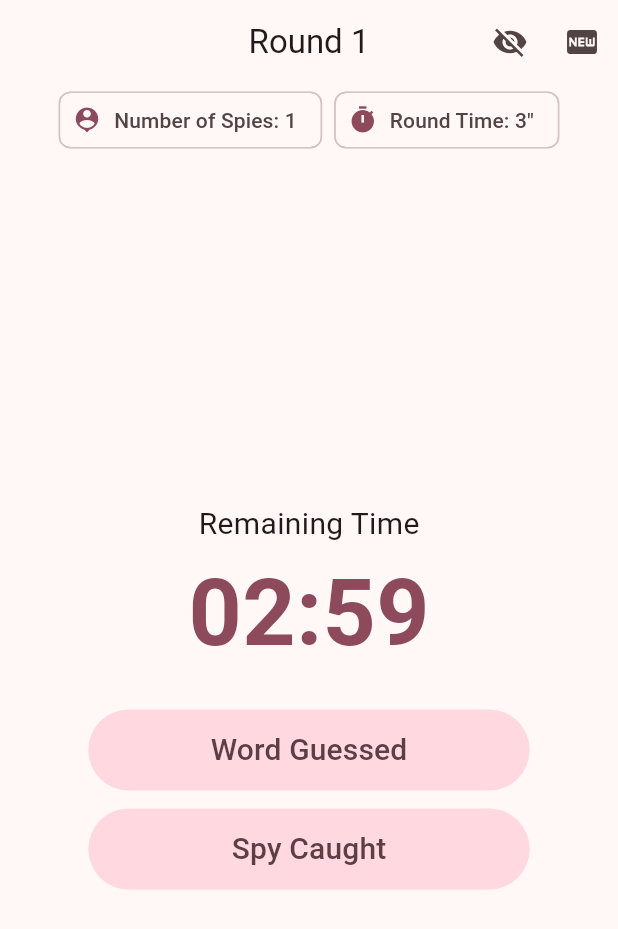
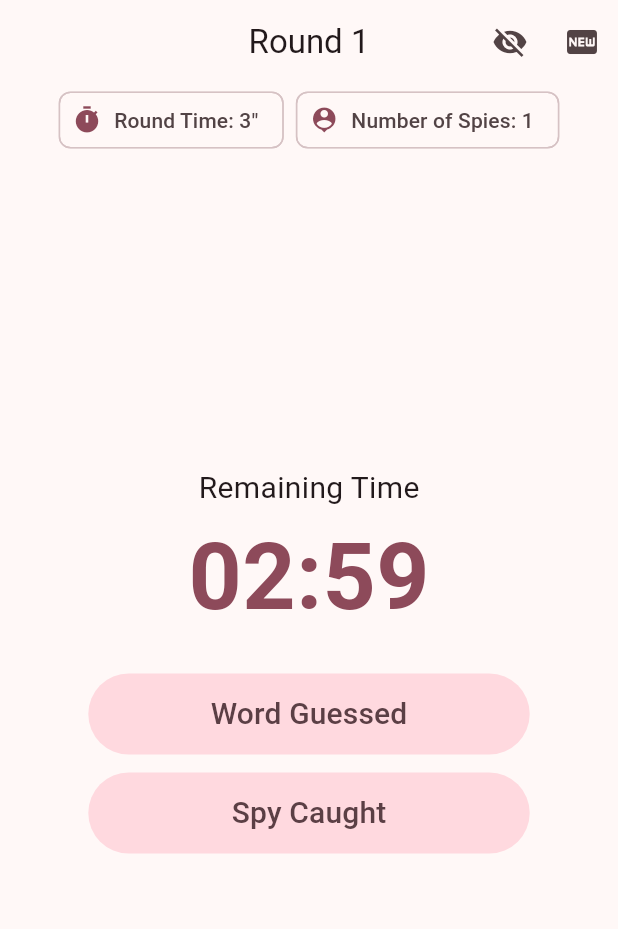
Before and after one commit to TiimmyFTurner/spot_the_spy, a Flutter app: the GamePlayScreen screen opened by its route, on a phone screen of 412 x 824 dp. Shown: the top 929 px of the screen. Run offline on Flutter 3.47's test engine with Material 3 defaults, Android fonts, the phone set to English and light mode, and no system bars; our stand-ins replace action_slider, audioplayers, flutter_riverpod, freezed_annotation, go_router, riverpod_annotation and 1 more; accounts and stored records are empty; generated files the repository leaves out were written again.

Commit message:
improve god mode ui

```diff
--- a/lib/presentation/screens/game_play_screen.dart
+++ b/lib/presentation/screens/game_play_screen.dart
@@ -94,16 +94,20 @@ class _GamePlayScreenState extends ConsumerState<GamePlayScreen> {
           actions: [
             IconButton(
               icon: Icon(godMode ? Icons.visibility : Icons.visibility_off),
-              tooltip:   AppLocalizations.of(context)!.godMode,
+              tooltip: AppLocalizations.of(context)!.godMode,
               onPressed: () {
                 showDialog(
                   context: context,
                   builder: (BuildContext context) {
                     return AlertDialog(
                       title: Text(
-                        godMode ? AppLocalizations.of(context)!.deactivateGodMode : AppLocalizations.of(context)!.activateGodMode ,
+                        godMode
+                            ? AppLocalizations.of(context)!.deactivateGodMode
+                            : AppLocalizations.of(context)!.activateGodMode,
                       ),
-                      content: Text(AppLocalizations.of(context)!.godModeDescription),
+                      content: Text(
+                        AppLocalizations.of(context)!.godModeDescription,
+                      ),
                       actions: <Widget>[
                         TextButton(
                           onPressed: context.pop,
@@ -162,13 +166,6 @@ class _GamePlayScreenState extends ConsumerState<GamePlayScreen> {
                 spacing: 8,
                 children: [
                   Chip(
-                    avatar: Icon(Icons.person_pin, size: 20),
-                    label: Text(
-                      '${AppLocalizations.of(context)!.spyCount}: ${AppLocalizations.of(context)!.number(ref.watch(spyCountProvider))}',
-                    ),
-                  ),
-                  // SizedBox(width: 8),
-                  Chip(
                     avatar: Icon(Icons.timer, size: 20),
                     label: Text(
                       '${AppLocalizations.of(context)!.time}: ${AppLocalizations.of(context)!.number(ref.watch(timeProvider))}"',
@@ -181,44 +178,21 @@ class _GamePlayScreenState extends ConsumerState<GamePlayScreen> {
                         "${AppLocalizations.of(context)!.secretWord}: ${ref.read(theWordProvider)}",
                       ),
                     ),
+                  Chip(
+                    avatar: Icon(Icons.person_pin, size: 20),
+                    label: Text(
+                      '${AppLocalizations.of(context)!.spyCount}: ${AppLocalizations.of(context)!.number(ref.watch(spyCountProvider))}',
+                    ),
+                  ),
+                  if (godMode)
+                    ...spyNamesList.map((name) {
+                      return Chip(
+                        avatar: Icon(Icons.person, size: 20),
+                        label: Text(name),
+                      );
+                    }),
                 ],
               ),
-              if (godMode)
-                Text(
-                  AppLocalizations.of(context)!.spies,
-                  style: Theme.of(context).textTheme.titleMedium,
-                ),
-              if (godMode)
-                Padding(
-                  padding: const EdgeInsets.symmetric(horizontal: 15.0),
-                  child: Wrap(
-                    spacing: 8,
-                    children: [
-                      ...spyNamesList.map((name) {
-                        return Chip(label: Text(name));
-                      }),
-                    ],
-                  ),
-                ),
-
-              // Row(
-              //   mainAxisAlignment: MainAxisAlignment.center,
-              //   children: [
-              //     Chip(
-              //       avatar: Icon(Icons.person_pin, size: 20),
-              //       label: Text(
-              //         '${AppLocalizations.of(context)!.spyCount}: ${AppLocalizations.of(context)!.number(ref.watch(spyCountProvider))}',
-              //       ),
-              //     ),
-              //     SizedBox(width: 8),
-              //     Chip(
-              //       avatar: Icon(Icons.timer, size: 20),
-              //       label: Text(
-              //         '${AppLocalizations.of(context)!.time}: ${AppLocalizations.of(context)!.number(ref.watch(timeProvider))}"',
-              //       ),
-              //     ),
-              //   ],
-              // ),
               Expanded(child: Container()),
               Text(
                 AppLocalizations.of(context)!.remainingTime,
@@ -299,6 +273,8 @@ class _GamePlayScreenState extends ConsumerState<GamePlayScreen> {
                 ),
               ),
               Expanded(child: Container()),
+              SizedBox(height: godMode ? 100 : 48),
+
             ],
           ),
         ),
```
